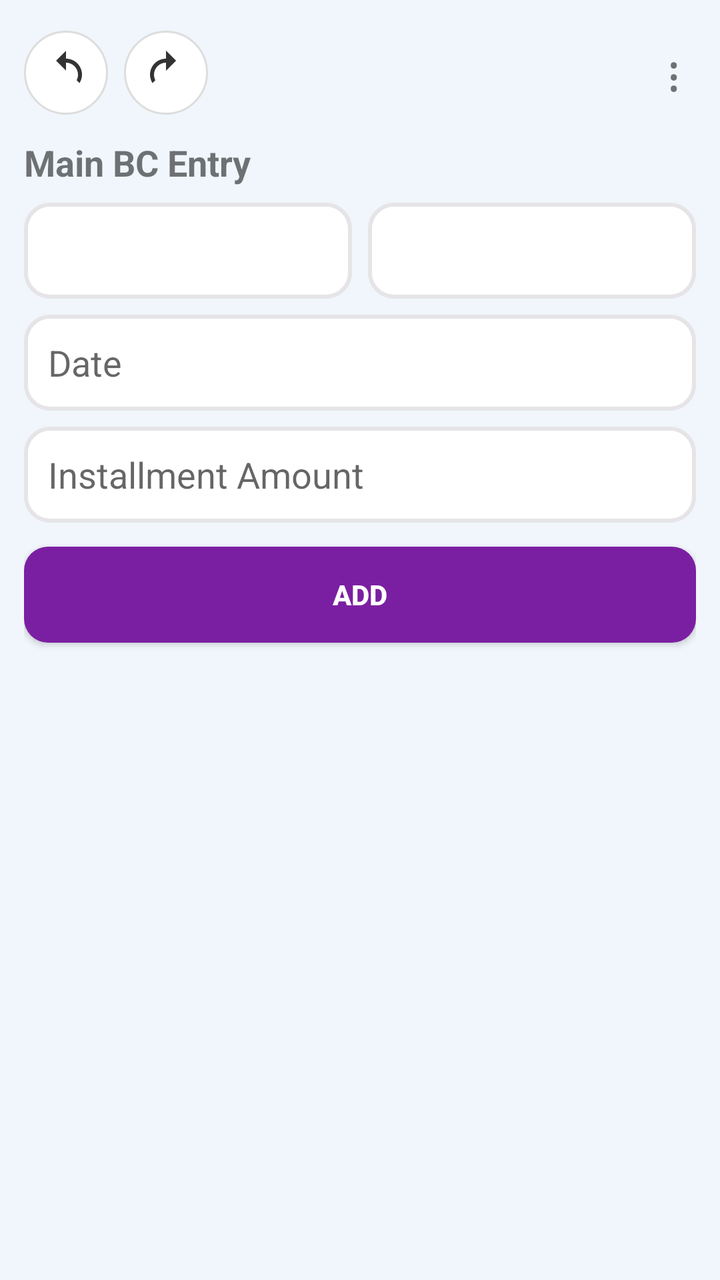
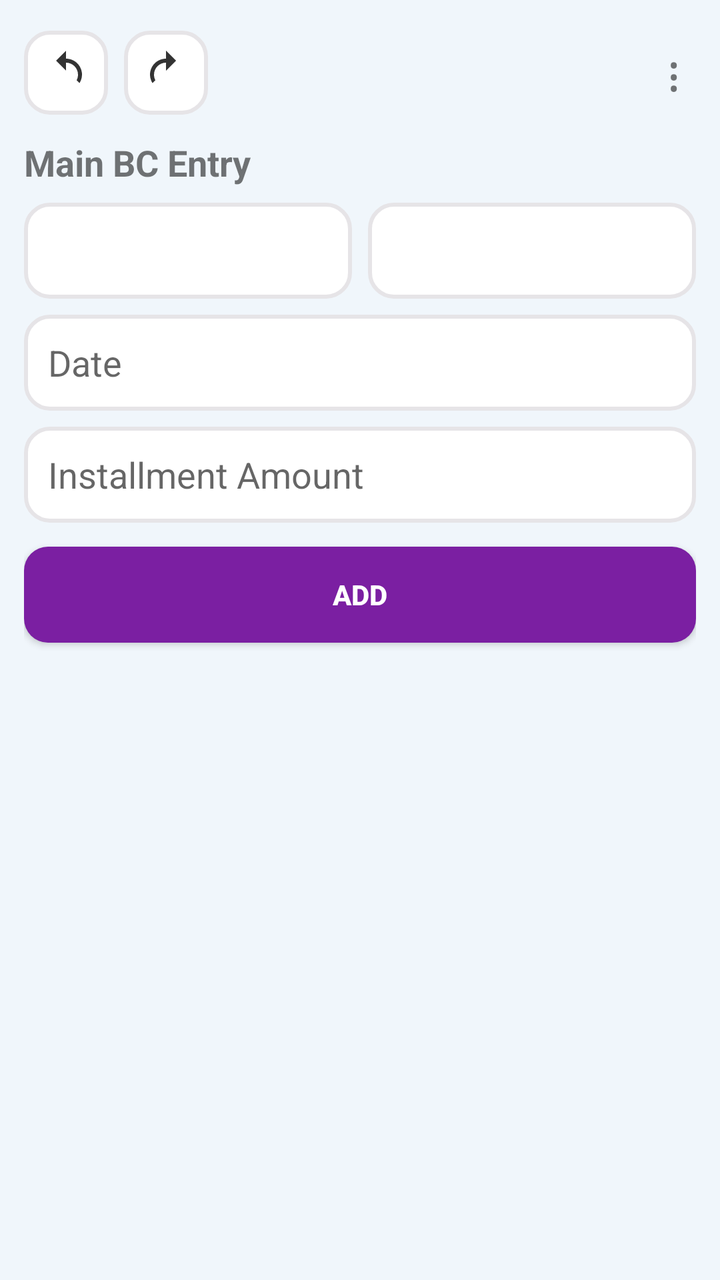

The first picture is an Android layout as it rendered before a commit; the second is the same layout after the commit. The layout source and the unified diff follow.
<!-- AndroidManifest.xml: application theme Theme.AppCompat.Light.NoActionBar -->
<!-- res/layout/activity_main.xml -->
<?xml version="1.0" encoding="utf-8"?>
<ScrollView xmlns:android="http://schemas.android.com/apk/res/android"
    android:layout_width="match_parent"
    android:layout_height="match_parent"
    android:background="#f0f6fb"
    android:fillViewport="true">

    <LinearLayout
        android:id="@+id/rootLayout"
        android:orientation="vertical"
        android:padding="12dp"
        android:layout_width="match_parent"
        android:layout_height="match_parent">

        
        <LinearLayout
            android:layout_width="match_parent"
            android:layout_height="wrap_content"
            android:gravity="center_vertical"
            android:orientation="horizontal">

            
            <LinearLayout
                android:layout_width="wrap_content"
                android:layout_height="wrap_content"
                android:orientation="horizontal">

                <ImageButton
                    android:id="@+id/btnUndo"
                    android:layout_width="42dp"
                    android:layout_height="42dp"
                    android:layout_marginEnd="8dp"
                    android:background="@drawable/bg_circle_button"
                    android:src="@drawable/ic_undo"
                    android:padding="10dp"
                    android:contentDescription="Undo"
                    android:tint="#333" />

                <ImageButton
                    android:id="@+id/btnRedo"
                    android:layout_width="42dp"
                    android:layout_height="42dp"
                    android:background="@drawable/bg_circle_button"
                    android:src="@drawable/ic_redo"
                    android:padding="10dp"
                    android:contentDescription="Redo"
                    android:tint="#333" />
            </LinearLayout>

            
            <Space
                android:layout_width="0dp"
                android:layout_height="wrap_content"
                android:layout_weight="1" />

            
            <TextView
                android:id="@+id/menuButton"
                android:text="⋮"
                android:textSize="24sp"
                android:padding="8dp"
                android:clickable="true"
                android:focusable="true"
                android:layout_width="wrap_content"
                android:layout_height="wrap_content" />
        </LinearLayout>

        
        <TextView
            android:id="@+id/titleMain"
            android:text="Main BC Entry"
            android:textSize="18sp"
            android:textStyle="bold"
            android:layout_marginTop="8dp"
            android:layout_marginBottom="8dp"
            android:layout_width="wrap_content"
            android:layout_height="wrap_content" />

        
        <LinearLayout
            android:orientation="horizontal"
            android:layout_width="match_parent"
            android:layout_height="wrap_content"
            android:layout_marginBottom="8dp">

            <Spinner
                android:id="@+id/spinnerBc"
                android:layout_width="0dp"
                android:layout_height="48dp"
                android:layout_weight="1"
                android:background="@drawable/bg_input_curved"
                android:paddingHorizontal="12dp" />

            <Space
                android:layout_width="8dp"
                android:layout_height="wrap_content" />

            <Spinner
                android:id="@+id/spinnerMember"
                android:layout_width="0dp"
                android:layout_height="48dp"
                android:layout_weight="1"
                android:background="@drawable/bg_input_curved"
                android:paddingHorizontal="12dp" />
        </LinearLayout>

        
        <EditText
            android:id="@+id/editPayDate"
            android:hint="Date"
            android:focusable="false"
            android:inputType="none"
            android:layout_width="match_parent"
            android:layout_height="48dp"
            android:background="@drawable/bg_input_curved"
            android:paddingHorizontal="12dp"
            android:layout_marginBottom="8dp" />

        
        <EditText
            android:id="@+id/editPayAmount"
            android:hint="Installment Amount"
            android:inputType="number"
            android:layout_width="match_parent"
            android:layout_height="48dp"
            android:background="@drawable/bg_input_curved"
            android:paddingHorizontal="12dp"
            android:layout_marginBottom="12dp" />

        
        <Button
            android:id="@+id/buttonAdd"
            android:text="ADD"
            android:textColor="@android:color/white"
            android:textStyle="bold"
            android:layout_width="match_parent"
            android:layout_height="48dp"
            android:background="@drawable/btn_add_ripple"
            android:elevation="4dp"
            android:layout_marginBottom="12dp" />

        
        <HorizontalScrollView
            android:layout_width="match_parent"
            android:layout_height="wrap_content"
            android:scrollbars="horizontal">

            <LinearLayout
                android:id="@+id/tableContainer"
                android:orientation="vertical"
                android:layout_width="wrap_content"
                android:layout_height="wrap_content" />
        </HorizontalScrollView>

    </LinearLayout>
</ScrollView>
<!-- resources referenced by this layout -->
<resources>
  <!-- drawable bg_circle_button (drawable) -->
  <?xml version="1.0" encoding="utf-8"?>
  <ripple xmlns:android="http://schemas.android.com/apk/res/android"
      android:color="#22000000">
  
      <item>
          <shape android:shape="oval">
              <solid android:color="#FFFFFF"/>
              <corners android:radius="100dp"/>
              <stroke
                  android:width="1dp"
                  android:color="#DDDDDD"/>
          </shape>
      </item>
  
  </ripple>
  <!-- drawable bg_input_curved (drawable) -->
  <shape xmlns:android="http://schemas.android.com/apk/res/android"
      android:shape="rectangle">
  
      <solid android:color="@android:color/white"/>
      <stroke
          android:width="2dp"
          android:color="#e6e4e7"/>
      <corners android:radius="12dp"/>
  </shape>
  <!-- drawable btn_add_ripple (drawable) -->
  <ripple xmlns:android="http://schemas.android.com/apk/res/android"
      android:color="#40FFFFFF">
  
      <item>
          <shape android:shape="rectangle">
              <solid android:color="#7B1FA2"/>
              <corners android:radius="12dp"/>
          </shape>
      </item>
  
  </ripple>
  <!-- drawable ic_redo (drawable) -->
  <vector xmlns:android="http://schemas.android.com/apk/res/android"
      android:width="24dp"
      android:height="24dp"
      android:viewportWidth="24"
      android:viewportHeight="24"
      android:tint="#009688">
  
      <path
          android:fillColor="@android:color/white"
          android:pathData="M12,5V1l5,5-5,5V7c-3.31,0-6,2.69-6,6 0,1.01 0.25,1.97 0.7,2.8L5.24,17.26C4.46,15.9 4,14.51 4,13c0-4.42 3.58-8 8-8z"/>
  
  </vector>
  <!-- drawable ic_undo (drawable) -->
  <vector xmlns:android="http://schemas.android.com/apk/res/android"
      android:width="24dp"
      android:height="24dp"
      android:viewportWidth="24"
      android:viewportHeight="24"
      android:tint="#009688">
  
      <path
          android:fillColor="@android:color/white"
          android:pathData="M12,5V1L7,6l5,5V7c3.31,0 6,2.69 6,6 0,1.01 -0.25,1.97 -0.7,2.8l1.46,1.46C19.54,15.9 20,14.51 20,13c0,-4.42 -3.58,-8 -8,-8z"/>
  
  </vector>
</resources>

<!-- the commit's change to res/layout/activity_main.xml (unified diff, before → after) -->
@@ -30,7 +30,7 @@
                     android:layout_width="42dp"
                     android:layout_height="42dp"
                     android:layout_marginEnd="8dp"
-                    android:background="@drawable/bg_circle_button"
+                    android:background="@drawable/bg_input_curved"
                     android:src="@drawable/ic_undo"
                     android:padding="10dp"
                     android:contentDescription="Undo"
@@ -40,7 +40,7 @@
                     android:id="@+id/btnRedo"
                     android:layout_width="42dp"
                     android:layout_height="42dp"
-                    android:background="@drawable/bg_circle_button"
+                    android:background="@drawable/bg_input_curved"
                     android:src="@drawable/ic_redo"
                     android:padding="10dp"
                     android:contentDescription="Redo"
<!-- resource entries referenced after the edit -->
@@ -1,21 +1,5 @@
 <!-- resources referenced by this layout -->
 <resources>
-  <!-- drawable bg_circle_button (drawable) -->
-  <?xml version="1.0" encoding="utf-8"?>
-  <ripple xmlns:android="http://schemas.android.com/apk/res/android"
-      android:color="#22000000">
-  
-      <item>
-          <shape android:shape="oval">
-              <solid android:color="#FFFFFF"/>
-              <corners android:radius="100dp"/>
-              <stroke
-                  android:width="1dp"
-                  android:color="#DDDDDD"/>
-          </shape>
-      </item>
-  
-  </ripple>
   <!-- drawable bg_input_curved (drawable) -->
   <shape xmlns:android="http://schemas.android.com/apk/res/android"
       android:shape="rectangle">
